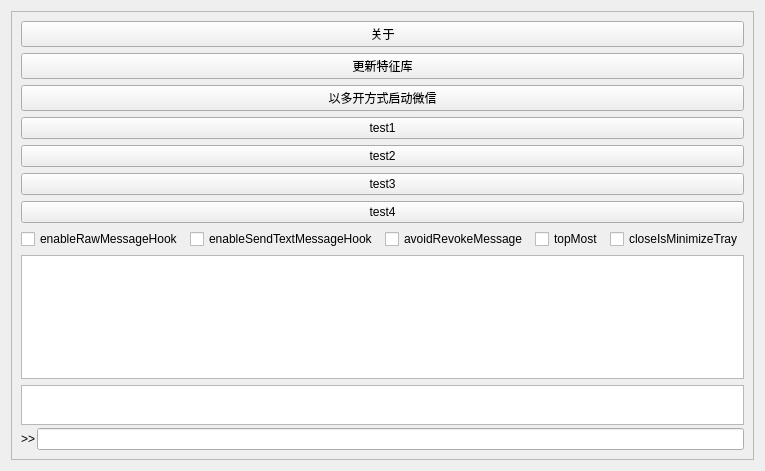
This is src/wxbox/ui/mainwindow.ui in 12CrazyPaul21/WxBox as Qt 5 draws it before an edit. The edited form follows.
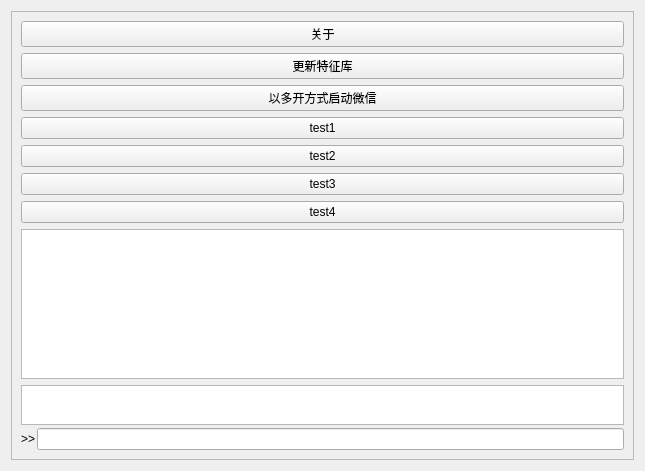
This is the edited form. Custom widgets are drawn as their Qt base class.

```diff
--- a/src/wxbox/ui/mainwindow.ui
+++ b/src/wxbox/ui/mainwindow.ui
@@ -72,45 +72,6 @@
         </property>
        </widget>
       </item>
-      <item>
-       <layout class="QHBoxLayout" name="horizontalLayout">
-        <item>
-         <widget class="QCheckBox" name="enableRawMessageHook">
-          <property name="text">
-           <string>enableRawMessageHook</string>
-          </property>
-         </widget>
-        </item>
-        <item>
-         <widget class="QCheckBox" name="enableSendTextMessageHook">
-          <property name="text">
-           <string>enableSendTextMessageHook</string>
-          </property>
-         </widget>
-        </item>
-        <item>
-         <widget class="QCheckBox" name="avoidRevokeMessage">
-          <property name="text">
-           <string>avoidRevokeMessage</string>
-          </property>
-         </widget>
-        </item>
-        <item>
-         <widget class="QCheckBox" name="topMost">
-          <property name="text">
-           <string>topMost</string>
-          </property>
-         </widget>
-        </item>
-        <item>
-         <widget class="QCheckBox" name="closeIsMinimizeTray">
-          <property name="text">
-           <string>closeIsMinimizeTray</string>
-          </property>
-         </widget>
-        </item>
-       </layout>
-      </item>
       <item>
        <widget class="QTableView" name="viewWeChatStatus"/>
       </item>
```
